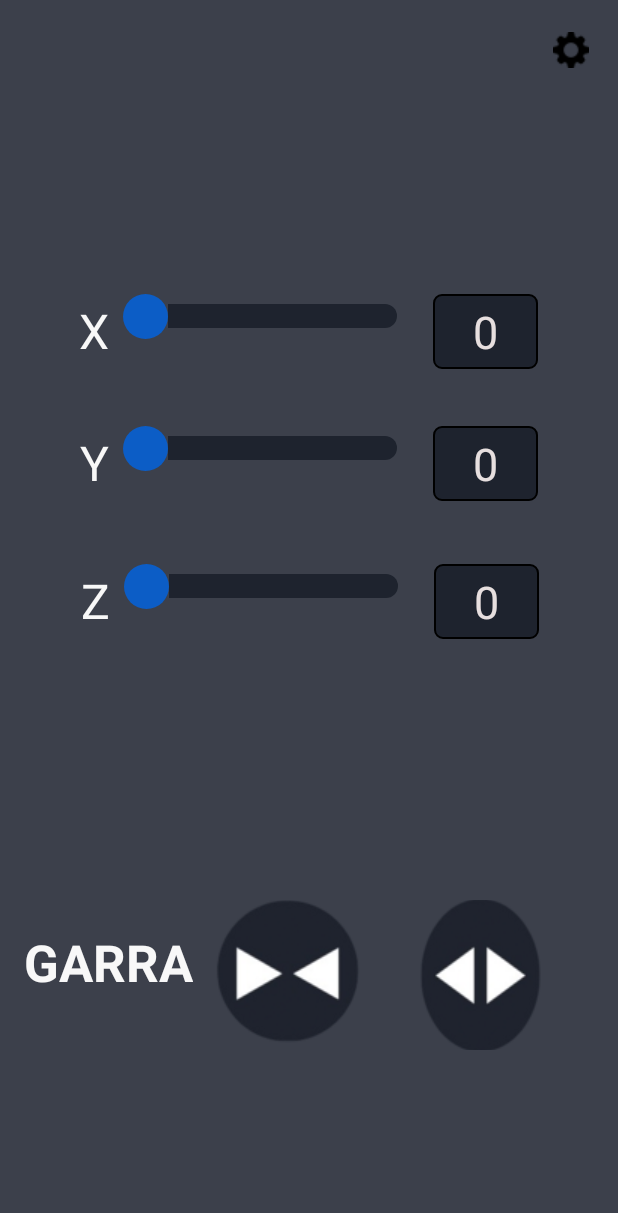
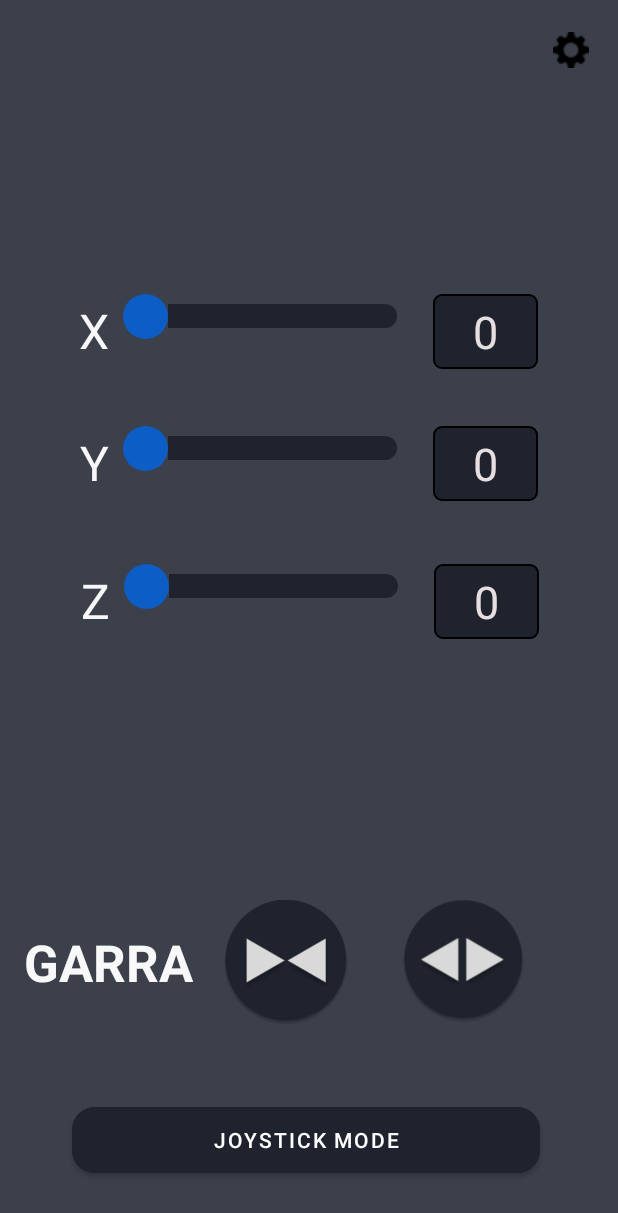
Before and after one commit to mychaelR/RobotAppController, an Android app: the layout activity_main.xml on its own in the app's theme, with its tools: preview values and no code run, on a phone screen of 412 x 824 dp. Shown: the top 1213 px of the screen. Run offline under Robolectric (Android 15) with nearby library versions, the phone set to English and light mode, and no system bars; Roboto replaces fonts that are not available here.

Commit message:
fiz a segunda tela que tem os joystick, agora da para fechar a lista de dispositivos bluethoot, alterei os icones dos botoes e tirei a vibração que fazia quando cliacava no botao

```diff
--- a/app/src/main/res/drawable/seekbar_prog.xml
+++ b/app/src/main/res/drawable/seekbar_prog.xml
@@ -6,7 +6,7 @@
                 android:top="7dp">
             <shape android:shape="rectangle">
                 <solid android:color="#1e232e"/>
-                <corners android:radius="8dp"/>
+                <corners android:radius="100dp"/>
 
 
 
--- a/app/src/main/res/layout/activity_main.xml
+++ b/app/src/main/res/layout/activity_main.xml
@@ -15,15 +15,7 @@
 
     <!-- Título GARRA -->
 
-    <ListView
-        android:id="@+id/listViewDispositivos"
-        android:layout_width="168dp"
-        android:layout_height="163dp"
-        android:layout_marginTop="16dp"
-        android:layout_marginEnd="52dp"
-        android:background="#00EBEBEB"
-        app:layout_constraintEnd_toEndOf="parent"
-        app:layout_constraintTop_toTopOf="parent" />
+
 
     <ImageButton
         android:id="@+id/bt_blue"
@@ -193,24 +185,50 @@
 
     <ImageButton
         android:id="@+id/bt_abre"
-        android:layout_width="112dp"
-        android:layout_height="100dp"
-        android:layout_marginEnd="36dp"
-        android:layout_marginBottom="124dp"
+        android:layout_width="93dp"
+        android:layout_height="84dp"
+        android:layout_marginEnd="56dp"
+        android:layout_marginBottom="140dp"
         android:backgroundTint="#00FFFFFF"
+        android:padding="0dp"
+        android:scaleType="centerInside"
         app:layout_constraintBottom_toBottomOf="parent"
         app:layout_constraintEnd_toEndOf="parent"
-        app:srcCompat="@drawable/abre" />
+        app:srcCompat="@drawable/hujil" />
 
     <ImageButton
         android:id="@+id/bt_fecha"
-        android:layout_width="111dp"
-        android:layout_height="100dp"
-        android:layout_marginStart="136dp"
-        android:layout_marginBottom="124dp"
+        android:layout_width="93dp"
+        android:layout_height="84dp"
+        android:layout_marginStart="144dp"
+        android:layout_marginBottom="140dp"
         android:backgroundTint="#00FFFFFF"
+        android:padding="0dp"
+        android:scaleType="centerInside"
         app:layout_constraintBottom_toBottomOf="parent"
         app:layout_constraintStart_toStartOf="parent"
-        app:srcCompat="@drawable/nigger" />
+        app:srcCompat="@drawable/pinjto" />
+
+    <Button
+        android:id="@+id/joybtn"
+        android:layout_width="312dp"
+        android:layout_height="56dp"
+        android:layout_marginEnd="52dp"
+        android:layout_marginBottom="36dp"
+        android:backgroundTint="#1e232e"
+        android:text="JOYSTICK MODE"
+        android:textColor="@color/white"
+        app:cornerRadius="15dp"
+        app:layout_constraintBottom_toBottomOf="parent"
+        app:layout_constraintEnd_toEndOf="parent" />
+
+    <ListView
+        android:id="@+id/listadis"
+        android:layout_width="357dp"
+        android:layout_height="429dp"
+        app:layout_constraintBottom_toBottomOf="parent"
+        app:layout_constraintEnd_toEndOf="parent"
+        app:layout_constraintStart_toStartOf="parent"
+        app:layout_constraintTop_toTopOf="parent" />
 
 </androidx.constraintlayout.widget.ConstraintLayout>
--- a/app/src/main/res/values/strings.xml
+++ b/app/src/main/res/values/strings.xml
@@ -1,3 +1,3 @@
 <resources>
-    <string name="app_name">aprendendo</string>
+    <string name="app_name">Tcc</string>
 </resources>
```
Also changed, not shown: app/src/main/AndroidManifest.xml (+9 -0 lines), app/src/main/java/com/example/aprendendo/Joystick.kt (added, +63 -0 lines), app/src/main/java/com/example/aprendendo/MainActivity.kt (+45 -21 lines), app/src/main/res/drawable/joyprog.xml (added, +15 -0 lines), app/src/main/res/drawable/joystick.xml (added, +17 -0 lines), app/src/main/res/drawable/thumbjoy.xml (added, +13 -0 lines), app/src/main/res/layout/joystick.xml (added, +100 -0 lines), app/src/main/res/drawable/hujil.png (added), app/src/main/res/drawable/jhkn.png (added), app/src/main/res/drawable/pinjto.png (added), 1 other file.
